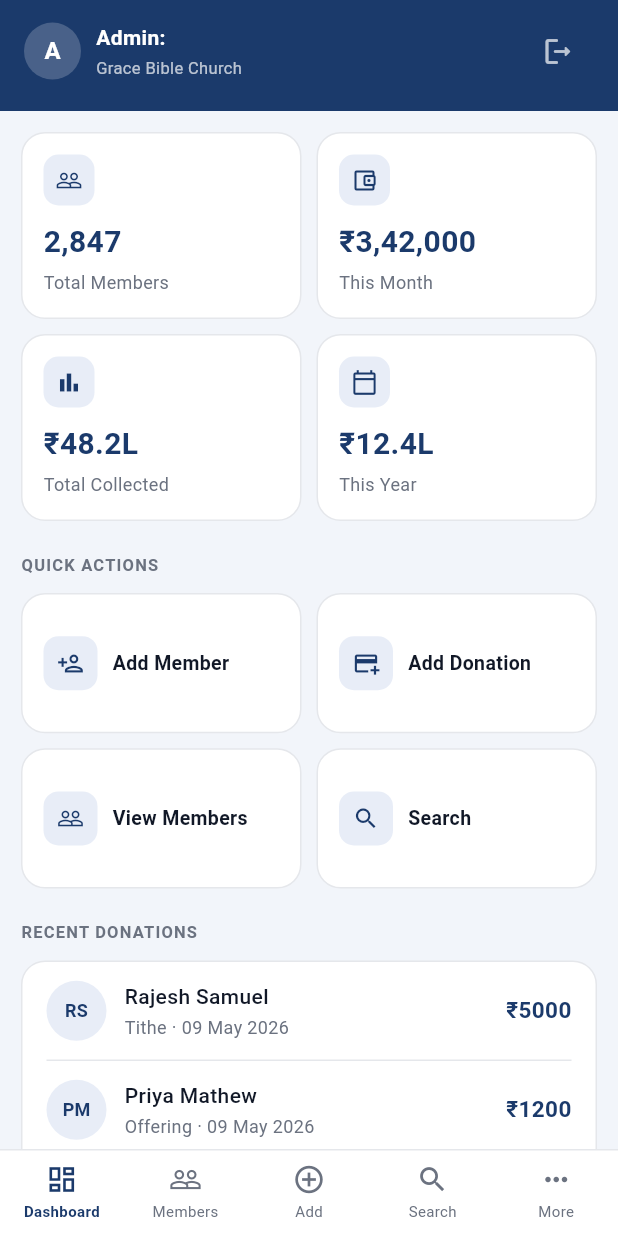
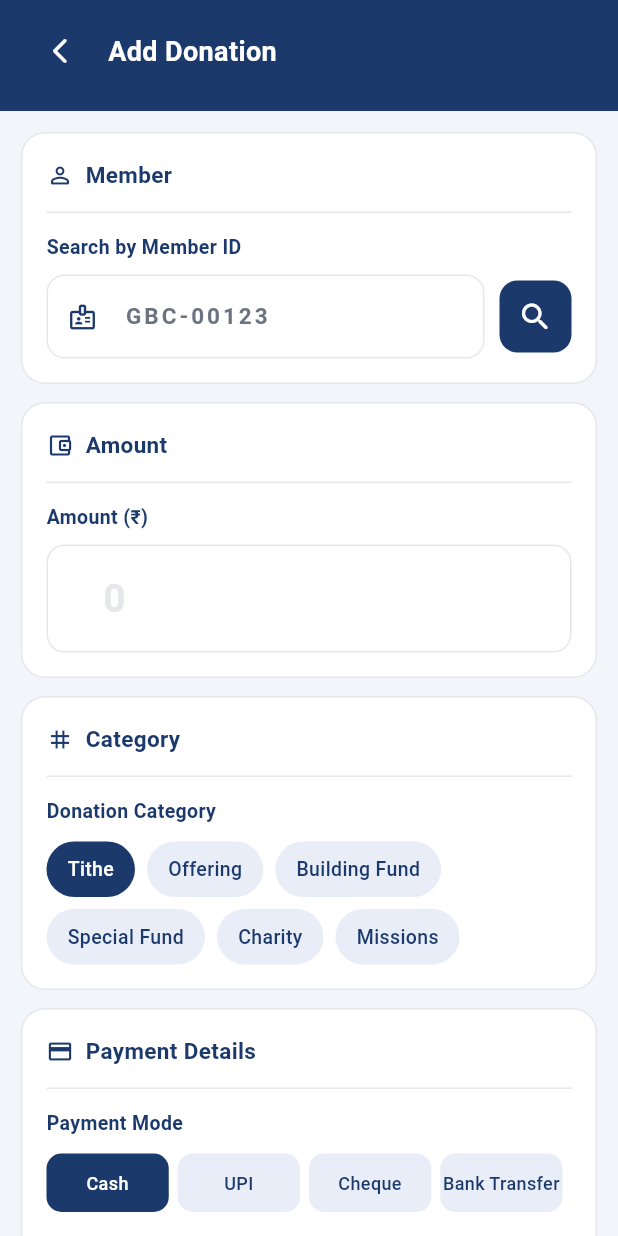
Before and after one commit to RAJ3SHJ/TempleApp, a Flutter app: the AdminDashboardScreen screen opened directly with empty values, after a tap on "Add Donation", on a phone screen of 412 x 824 dp. Run offline on Flutter 3.47's test engine with Material 3 defaults, Android fonts, the light colour scheme and no system bars.

Commit message:
Add Module 14 - Add Donation screen

```diff
--- /dev/null
+++ b/lib/screens/admin/add_donation_screen.dart
@@ -0,0 +1,505 @@
+import 'package:flutter/material.dart';
+import 'package:flutter/services.dart';
+import '../../theme/app_theme.dart';
+
+class AddDonationScreen extends StatefulWidget {
+  const AddDonationScreen({super.key});
+
+  @override
+  State<AddDonationScreen> createState() => _AddDonationScreenState();
+}
+
+class _AddDonationScreenState extends State<AddDonationScreen> {
+  final _formKey = GlobalKey<FormState>();
+  final _memberSearchController = TextEditingController();
+  final _amountController = TextEditingController();
+  final _receiptController = TextEditingController();
+  final _notesController = TextEditingController();
+
+  String _selectedCategory = 'Tithe';
+  String _selectedPaymentMode = 'Cash';
+  DateTime _selectedDate = DateTime.now();
+  bool _isSubmitting = false;
+  bool _isSubmitted = false;
+  bool _memberFound = false;
+  String _foundMemberName = '';
+
+  final List<String> _categories = [
+    'Tithe', 'Offering', 'Building Fund', 'Special Fund', 'Charity', 'Missions'
+  ];
+
+  final List<String> _paymentModes = ['Cash', 'UPI', 'Cheque', 'Bank Transfer'];
+
+  final Map<String, String> _memberDatabase = {
+    'GBC-00123': 'John Samuel',
+    'GBC-00124': 'Priya Mathew',
+    'GBC-00125': 'Thomas Jacob',
+    'GBC-00126': 'Anu Kurian',
+    'GBC-00127': 'Suresh Philip',
+    'GBC-00128': 'Meena Thomas',
+  };
+
+  @override
+  void dispose() {
+    _memberSearchController.dispose();
+    _amountController.dispose();
+    _receiptController.dispose();
+    _notesController.dispose();
+    super.dispose();
+  }
+
+  void _searchMember(String query) {
+    final found = _memberDatabase[query.toUpperCase()];
+    setState(() {
+      _memberFound = found != null;
+      _foundMemberName = found ?? '';
+    });
+  }
+
+  void _submit() async {
+    if (!_formKey.currentState!.validate()) return;
+    if (!_memberFound) {
+      ScaffoldMessenger.of(context).showSnackBar(
+        const SnackBar(content: Text('Please search and select a valid member first.')),
+      );
+      return;
+    }
+    setState(() => _isSubmitting = true);
+    await Future.delayed(const Duration(seconds: 2));
+    if (mounted) setState(() { _isSubmitting = false; _isSubmitted = true; });
+  }
+
+  Future<void> _selectDate() async {
+    final picked = await showDatePicker(
+      context: context,
+      initialDate: _selectedDate,
+      firstDate: DateTime(2019),
+      lastDate: DateTime.now(),
+      builder: (context, child) {
+        return Theme(
+          data: Theme.of(context).copyWith(
+            colorScheme: const ColorScheme.light(primary: AppTheme.navy),
+          ),
+          child: child!,
+        );
+      },
+    );
+    if (picked != null) setState(() => _selectedDate = picked);
+  }
+
+  String get _formattedDate {
+    const months = ['Jan', 'Feb', 'Mar', 'Apr', 'May', 'Jun',
+        'Jul', 'Aug', 'Sep', 'Oct', 'Nov', 'Dec'];
+    return '${_selectedDate.day} ${months[_selectedDate.month - 1]} ${_selectedDate.year}';
+  }
+
+  @override
+  Widget build(BuildContext context) {
+    return Scaffold(
+      backgroundColor: AppTheme.background,
+      body: Column(
+        children: [
+          _buildHeader(),
+          Expanded(child: _isSubmitted ? _buildSuccess() : _buildForm()),
+        ],
+      ),
+    );
+  }
+
+  Widget _buildHeader() {
+    return Container(
+      color: AppTheme.navy,
+      padding: EdgeInsets.only(
+        top: MediaQuery.of(context).padding.top + 10,
+        bottom: 16, left: 16, right: 16,
+      ),
+      child: Row(
+        children: [
+          IconButton(
+            onPressed: () => Navigator.pop(context),
+            icon: const Icon(Icons.arrow_back_ios_new_rounded, color: AppTheme.white, size: 20),
+            padding: EdgeInsets.zero,
+          ),
+          const SizedBox(width: 8),
+          const Text('Add Donation',
+              style: TextStyle(fontSize: 18, fontWeight: FontWeight.w600, color: AppTheme.white)),
+        ],
+      ),
+    );
+  }
+
+  Widget _buildForm() {
+    return SingleChildScrollView(
+      padding: const EdgeInsets.all(14),
+      child: Form(
+        key: _formKey,
+        child: Column(
+          children: [
+            // Member Search
+            _buildSectionCard(
+              title: 'Member',
+              icon: Icons.person_outline_rounded,
+              child: Column(
+                crossAxisAlignment: CrossAxisAlignment.start,
+                children: [
+                  const Text('Search by Member ID',
+                      style: TextStyle(fontSize: 13, fontWeight: FontWeight.w600, color: AppTheme.navy)),
+                  const SizedBox(height: 8),
+                  Row(
+                    children: [
+                      Expanded(
+                        child: TextFormField(
+                          controller: _memberSearchController,
+                          textCapitalization: TextCapitalization.characters,
+                          style: const TextStyle(fontSize: 16, fontWeight: FontWeight.w600, letterSpacing: 2),
+                          decoration: const InputDecoration(
+                            hintText: 'GBC-00123',
+                            prefixIcon: Icon(Icons.badge_outlined, color: AppTheme.navy, size: 20),
+                          ),
+                          onChanged: _searchMember,
+                        ),
+                      ),
+                      const SizedBox(width: 10),
+                      Container(
+                        decoration: BoxDecoration(
+                          color: AppTheme.navy,
+                          borderRadius: BorderRadius.circular(12),
+                        ),
+                        child: IconButton(
+                          onPressed: () => _searchMember(_memberSearchController.text),
+                          icon: const Icon(Icons.search_rounded, color: AppTheme.white),
+                        ),
+                      ),
+                    ],
+                  ),
+                  if (_memberFound) ...[
+                    const SizedBox(height: 10),
+                    Container(
+                      padding: const EdgeInsets.symmetric(horizontal: 14, vertical: 10),
+                      decoration: BoxDecoration(
+                        color: AppTheme.successLight,
+                        borderRadius: BorderRadius.circular(10),
+                      ),
+                      child: Row(
+                        children: [
+                          const Icon(Icons.check_circle_outline_rounded, color: AppTheme.success, size: 18),
+                          const SizedBox(width: 8),
+                          Text(_foundMemberName,
+                              style: const TextStyle(fontSize: 15, fontWeight: FontWeight.w600, color: AppTheme.success)),
+                          const SizedBox(width: 6),
+                          Text('(${_memberSearchController.text.toUpperCase()})',
+                              style: const TextStyle(fontSize: 12, color: AppTheme.success)),
+                        ],
+                      ),
+                    ),
+                  ] else if (_memberSearchController.text.isNotEmpty) ...[
+                    const SizedBox(height: 10),
+                    Container(
+                      padding: const EdgeInsets.symmetric(horizontal: 14, vertical: 10),
+                      decoration: BoxDecoration(
+                        color: AppTheme.errorLight,
+                        borderRadius: BorderRadius.circular(10),
+                      ),
+                      child: const Row(
+                        children: [
+                          Icon(Icons.error_outline_rounded, color: AppTheme.error, size: 18),
+                          SizedBox(width: 8),
+                          Text('Member not found', style: TextStyle(fontSize: 14, color: AppTheme.error)),
+                        ],
+                      ),
+                    ),
+                  ],
+                ],
+              ),
+            ),
+            const SizedBox(height: 12),
+
+            // Amount
+            _buildSectionCard(
+              title: 'Amount',
+              icon: Icons.account_balance_wallet_outlined,
+              child: Column(
+                crossAxisAlignment: CrossAxisAlignment.start,
+                children: [
+                  const Text('Amount (₹)',
+                      style: TextStyle(fontSize: 13, fontWeight: FontWeight.w600, color: AppTheme.navy)),
+                  const SizedBox(height: 8),
+                  TextFormField(
+                    controller: _amountController,
+                    keyboardType: TextInputType.number,
+                    inputFormatters: [FilteringTextInputFormatter.digitsOnly],
+                    style: const TextStyle(fontSize: 26, fontWeight: FontWeight.w700, color: AppTheme.navy),
+                    decoration: const InputDecoration(
+                      hintText: '0',
+                      hintStyle: TextStyle(fontSize: 26, fontWeight: FontWeight.w700, color: AppTheme.border),
+                      prefixText: '₹ ',
+                      prefixStyle: TextStyle(fontSize: 22, fontWeight: FontWeight.w700, color: AppTheme.navy),
+                    ),
+                    validator: (v) {
+                      if (v == null || v.trim().isEmpty) return 'Amount is required';
+                      if (int.tryParse(v) == null || int.parse(v) <= 0) return 'Enter a valid amount';
+                      return null;
+                    },
+                  ),
+                ],
+              ),
+            ),
+            const SizedBox(height: 12),
+
+            // Category
+            _buildSectionCard(
+              title: 'Category',
+              icon: Icons.tag_outlined,
+              child: Column(
+                crossAxisAlignment: CrossAxisAlignment.start,
+                children: [
+                  const Text('Donation Category',
+                      style: TextStyle(fontSize: 13, fontWeight: FontWeight.w600, color: AppTheme.navy)),
+                  const SizedBox(height: 10),
+                  Wrap(
+                    spacing: 8,
+                    runSpacing: 8,
+                    children: _categories.map((category) {
+                      final isSelected = _selectedCategory == category;
+                      return GestureDetector(
+                        onTap: () => setState(() => _selectedCategory = category),
+                        child: AnimatedContainer(
+                          duration: const Duration(milliseconds: 200),
+                          padding: const EdgeInsets.symmetric(horizontal: 14, vertical: 8),
+                          decoration: BoxDecoration(
+                            color: isSelected ? AppTheme.navy : AppTheme.navyLight,
+                            borderRadius: BorderRadius.circular(20),
+                          ),
+                          child: Text(category,
+                              style: TextStyle(fontSize: 13, fontWeight: FontWeight.w500,
+                                  color: isSelected ? AppTheme.white : AppTheme.navy)),
+                        ),
+                      );
+                    }).toList(),
+                  ),
+                ],
+              ),
+            ),
+            const SizedBox(height: 12),
+
+            // Payment Details
+            _buildSectionCard(
+              title: 'Payment Details',
+              icon: Icons.payment_outlined,
+              child: Column(
+                crossAxisAlignment: CrossAxisAlignment.start,
+                children: [
+                  // Payment Mode
+                  const Text('Payment Mode',
+                      style: TextStyle(fontSize: 13, fontWeight: FontWeight.w600, color: AppTheme.navy)),
+                  const SizedBox(height: 10),
+                  Row(
+                    children: _paymentModes.map((mode) {
+                      final isSelected = _selectedPaymentMode == mode;
+                      return Expanded(
+                        child: GestureDetector(
+                          onTap: () => setState(() => _selectedPaymentMode = mode),
+                          child: AnimatedContainer(
+                            duration: const Duration(milliseconds: 200),
+                            margin: const EdgeInsets.only(right: 6),
+                            padding: const EdgeInsets.symmetric(vertical: 10),
+                            decoration: BoxDecoration(
+                              color: isSelected ? AppTheme.navy : AppTheme.navyLight,
+                              borderRadius: BorderRadius.circular(10),
+                            ),
+                            child: Text(mode, textAlign: TextAlign.center,
+                                style: TextStyle(fontSize: 12, fontWeight: FontWeight.w500,
+                                    color: isSelected ? AppTheme.white : AppTheme.navy)),
+                          ),
+                        ),
+                      );
+                    }).toList(),
+                  ),
+                  const SizedBox(height: 16),
+
+                  // Date
+                  const Text('Date of Payment',
+                      style: TextStyle(fontSize: 13, fontWeight: FontWeight.w600, color: AppTheme.navy)),
+                  const SizedBox(height: 8),
+                  GestureDetector(
+                    onTap: _selectDate,
+                    child: Container(
+                      padding: const EdgeInsets.symmetric(horizontal: 16, vertical: 14),
+                      decoration: BoxDecoration(
+                        color: AppTheme.white,
+                        borderRadius: BorderRadius.circular(12),
+                        border: Border.all(color: AppTheme.border),
+                      ),
+                      child: Row(
+                        children: [
+                          const Icon(Icons.calendar_today_outlined, color: AppTheme.navy, size: 18),
+                          const SizedBox(width: 10),
+                          Text(_formattedDate,
+                              style: const TextStyle(fontSize: 15, fontWeight: FontWeight.w500, color: AppTheme.textPrimary)),
+                          const Spacer(),
+                          const Icon(Icons.chevron_right_rounded, color: AppTheme.textSecondary, size: 20),
+                        ],
+                      ),
+                    ),
+                  ),
+                  const SizedBox(height: 16),
+
+                  // Receipt Number
+                  const Text('Receipt Number',
+                      style: TextStyle(fontSize: 13, fontWeight: FontWeight.w600, color: AppTheme.navy)),
+                  const SizedBox(height: 8),
+                  TextFormField(
+                    controller: _receiptController,
+                    decoration: const InputDecoration(
+                      hintText: 'RC-0000',
+                      prefixIcon: Icon(Icons.receipt_outlined, color: AppTheme.navy, size: 20),
+                    ),
+                    validator: (v) => v == null || v.trim().isEmpty ? 'Receipt number is required' : null,
+                  ),
+                ],
+              ),
+            ),
+            const SizedBox(height: 12),
+
+            // Notes
+            _buildSectionCard(
+              title: 'Notes (Optional)',
+              icon: Icons.notes_outlined,
+              child: Column(
+                crossAxisAlignment: CrossAxisAlignment.start,
+                children: [
+                  const Text('Additional Notes',
+                      style: TextStyle(fontSize: 13, fontWeight: FontWeight.w600, color: AppTheme.navy)),
+                  const SizedBox(height: 8),
+                  TextFormField(
+                    controller: _notesController,
+                    maxLines: 3,
+                    decoration: const InputDecoration(
+                      hintText: 'Any additional notes about this donation...',
+                    ),
+                  ),
+                ],
+              ),
+            ),
+            const SizedBox(height: 20),
+
+            ElevatedButton(
+              onPressed: _isSubmitting ? null : _submit,
+              child: _isSubmitting
+                  ? const SizedBox(height: 22, width: 22,
+                      child: CircularProgressIndicator(color: AppTheme.white, strokeWidth: 2.5))
+                  : const Row(
+                      mainAxisAlignment: MainAxisAlignment.center,
+                      children: [
+                        Icon(Icons.save_outlined, size: 18),
+                        SizedBox(width: 8),
+                        Text('Save Donation'),
+                      ],
+                    ),
+            ),
+            const SizedBox(height: 20),
+          ],
+        ),
+      ),
+    );
+  }
+
+  Widget _buildSectionCard({required String title, required IconData icon, required Widget child}) {
+    return Container(
+      decoration: BoxDecoration(
+        color: AppTheme.white,
+        borderRadius: BorderRadius.circular(16),
+        border: Border.all(color: AppTheme.border),
+      ),
+      padding: const EdgeInsets.all(16),
+      child: Column(
+        crossAxisAlignment: CrossAxisAlignment.start,
+        children: [
+          Row(
+            children: [
+              Icon(icon, size: 18, color: AppTheme.navy),
+              const SizedBox(width: 8),
+              Text(title, style: const TextStyle(fontSize: 15, fontWeight: FontWeight.w700, color: AppTheme.navy)),
+            ],
+          ),
+          const SizedBox(height: 12),
+          const Divider(height: 1, color: AppTheme.border),
+          const SizedBox(height: 12),
+          child,
+        ],
+      ),
+    );
+  }
+
+  Widget _buildSuccess() {
+    return Center(
+      child: Padding(
+        padding: const EdgeInsets.all(32),
+        child: Column(
+          mainAxisAlignment: MainAxisAlignment.center,
+          children: [
+            Container(
+              width: 90, height: 90,
+              decoration: const BoxDecoration(color: AppTheme.successLight, shape: BoxShape.circle),
+              child: const Icon(Icons.check_rounded, size: 48, color: AppTheme.success),
+            ),
+            const SizedBox(height: 24),
+            const Text('Donation Saved!',
+                style: TextStyle(fontSize: 22, fontWeight: FontWeight.w700, color: AppTheme.navy)),
+            const SizedBox(height: 12),
+            Text('₹${_amountController.text} ${_selectedCategory} recorded for $_foundMemberName.',
+                textAlign: TextAlign.center,
+                style: const TextStyle(fontSize: 15, color: AppTheme.textSecondary, height: 1.5)),
+            const SizedBox(height: 16),
+            Container(
+              padding: const EdgeInsets.all(16),
+              decoration: BoxDecoration(color: AppTheme.navyLight, borderRadius: BorderRadius.circular(16)),
+              child: Column(
+                children: [
+                  _summaryRow('Member', _foundMemberName),
+                  _summaryRow('Amount', '₹${_amountController.text}'),
+                  _summaryRow('Category', _selectedCategory),
+                  _summaryRow('Payment Mode', _selectedPaymentMode),
+                  _summaryRow('Date', _formattedDate),
+                  _summaryRow('Receipt', _receiptController.text),
+                ],
+              ),
+            ),
+            const SizedBox(height: 32),
+            ElevatedButton(
+              onPressed: () => Navigator.pop(context),
+              child: const Text('Back to Dashboard'),
+            ),
+            const SizedBox(height: 12),
+            TextButton(
+              onPressed: () => setState(() {
+                _isSubmitted = false;
+                _amountController.clear();
+                _receiptController.clear();
+                _notesController.clear();
+                _memberSearchController.clear();
+                _memberFound = false;
+                _foundMemberName = '';
+              }),
+              child: const Text('Add Another Donation',
+                  style: TextStyle(color: AppTheme.navy, fontWeight: FontWeight.w500)),
+            ),
+          ],
+        ),
+      ),
+    );
+  }
+
+  Widget _summaryRow(String label, String value) {
+    return Padding(
+      padding: const EdgeInsets.symmetric(vertical: 5),
+      child: Row(
+        mainAxisAlignment: MainAxisAlignment.spaceBetween,
+        children: [
+          Text(label, style: const TextStyle(fontSize: 13, color: AppTheme.textSecondary)),
+          Text(value, style: const TextStyle(fontSize: 13, fontWeight: FontWeight.w600, color: AppTheme.navy)),
+        ],
+      ),
+    );
+  }
+}
--- a/lib/screens/admin/admin_dashboard_screen.dart
+++ b/lib/screens/admin/admin_dashboard_screen.dart
@@ -2,6 +2,7 @@ import 'package:flutter/material.dart';
 import '../../theme/app_theme.dart';
 import '../login_screen.dart';
 import 'member_list_screen.dart';
+import 'add_donation_screen.dart';
 
 class AdminDashboardScreen extends StatefulWidget {
   final String adminName;
@@ -382,6 +383,8 @@ class _AdminDashboardScreenState extends State<AdminDashboardScreen> {
             final label = action['label'] as String;
             if (label == 'Add Member') {
               Navigator.push(context, MaterialPageRoute(builder: (_) => AddMemberScreen()));
+            } else if (label == 'Add Donation') {
+              Navigator.push(context, MaterialPageRoute(builder: (_) => AddDonationScreen()));
             } else if (label == 'View Members') {
               Navigator.push(context, MaterialPageRoute(builder: (_) => MemberListScreen()));
             }
```
